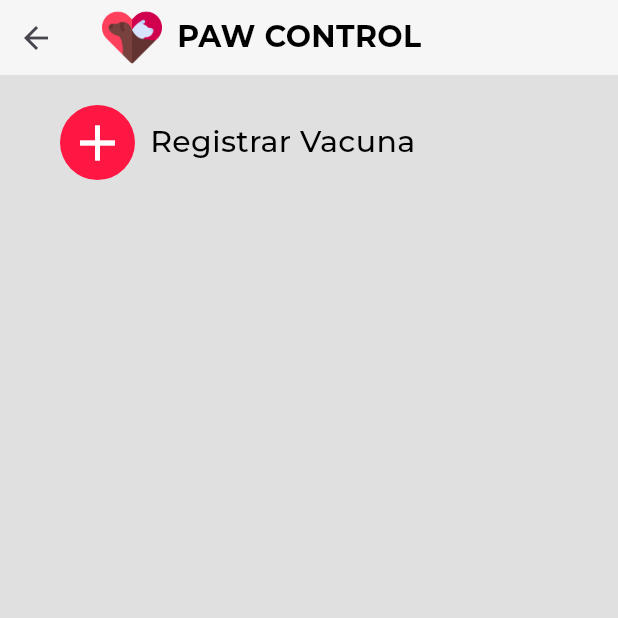
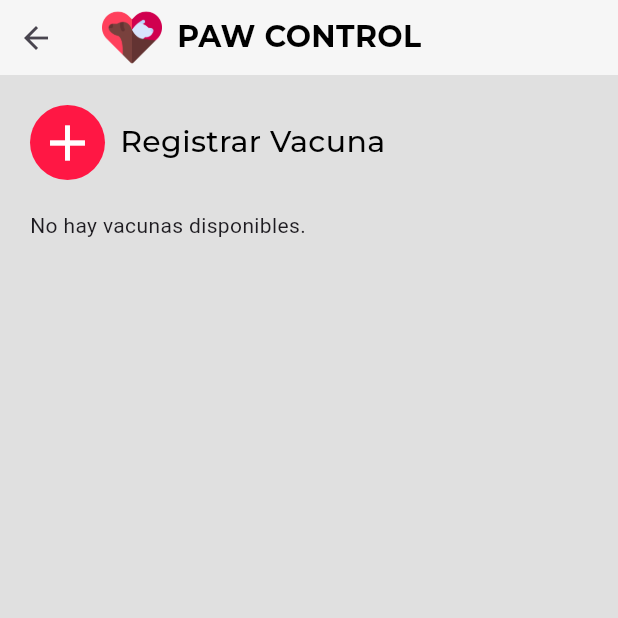
Before and after one commit to Paoli99/PawControl, a Flutter app: the ViewVaccines screen opened directly with empty values, on a phone screen of 412 x 824 dp, the top half of it. Run offline on Flutter 3.47's test engine with Material 3 defaults, Android fonts, the phone set to English and light mode, and no system bars; our stand-ins replace another_flushbar, cloud_firestore, firebase_auth, firebase_core, firebase_storage, font_awesome_flutter and 2 more; missing offline and left inert: firebase_app_check; accounts and stored records are empty.

Commit message:
fixed bug when updating pet profile picture, vaccines are now visible

```diff
--- a/lib/screens/pets/viewVaccines.dart
+++ b/lib/screens/pets/viewVaccines.dart
@@ -1,21 +1,39 @@
 // ignore_for_file: prefer_const_constructors
 
+import 'package:cloud_firestore/cloud_firestore.dart';
+import 'package:firebase_auth/firebase_auth.dart';
+import 'package:firebase_storage/firebase_storage.dart';
 import 'package:flutter/material.dart';
 import 'package:pawcontrol/constants/colors.dart';
-import 'package:pawcontrol/constants/dropListView.dart';
 import 'package:pawcontrol/constants/fonts.dart';
 import 'package:pawcontrol/constants/routes.dart';
-import 'package:pawcontrol/constants/textInputFields.dart';
-import 'package:pawcontrol/firebase/firebase_firestore/getPetInfo.dart';
-import 'package:pawcontrol/screens/home/home.dart';
-import 'package:pawcontrol/screens/home/profile.dart';
-import 'package:pawcontrol/screens/home/search.dart';
 import 'package:pawcontrol/screens/pets/addVaccines.dart';
 import 'package:pawcontrol/screens/pets/pets.dart';
 import 'package:pawcontrol/widgets/header/header.dart';
-import 'package:pawcontrol/widgets/pictures/addPicture.dart';
-import 'package:pawcontrol/widgets/primary_buttons/primary_button.dart';
 import 'package:pawcontrol/widgets/secondary_buttons/roundButtons.dart';
+
+class Vaccine {
+  final String nextVaccineDate;
+  final String productName;
+  final String vaccineDate;
+  final String vaccineName;
+
+  Vaccine({
+    required this.nextVaccineDate,
+    required this.productName,
+    required this.vaccineDate,
+    required this.vaccineName,
+  });
+
+  factory Vaccine.fromFirestore(Map<String, dynamic> data) {
+    return Vaccine(
+      nextVaccineDate: data['nextVaccineDate'] ?? '',
+      productName: data['productName'] ?? '',
+      vaccineDate: data['vaccineDate'] ?? '',
+      vaccineName: data['vaccineName'] ?? '',
+    );
+  }
+}
 
 class ViewVaccines extends StatefulWidget {
   final String petId;
@@ -27,12 +45,32 @@ class ViewVaccines extends StatefulWidget {
 }
 
 class _ViewVaccinesState extends State<ViewVaccines> {
+  List<Vaccine> vaccines = [];
 
+  @override
+  void initState() {
+    super.initState();
+    loadVaccines();
+  }
 
-  TextEditingController vaccineNameController = TextEditingController();
-  TextEditingController vaccineDateController = TextEditingController();
-  TextEditingController nextVaccineDateController = TextEditingController();
+  void loadVaccines() async {
+    String userId = FirebaseAuth.instance.currentUser?.uid ?? '';
+    QuerySnapshot snapshot = await FirebaseFirestore.instance
+      .collection('users')
+      .doc(userId)
+      .collection('pets')
+      .doc(widget.petId)
+      .collection('vaccines')
+      .get();
 
+    List<Vaccine> loadedVaccines = snapshot.docs
+      .map((doc) => Vaccine.fromFirestore(doc.data() as Map<String, dynamic>))
+      .toList();
+
+    setState(() {
+      vaccines = loadedVaccines;
+    });
+  }
 
   @override
   void navigateBack(BuildContext context) {
@@ -42,6 +80,7 @@ class _ViewVaccinesState extends State<ViewVaccines> {
   );
   }
 
+  @override
   Widget build(BuildContext context) {
     return SafeArea(
       child: Scaffold(
@@ -54,10 +93,7 @@ class _ViewVaccinesState extends State<ViewVaccines> {
                 child: Column(
                   crossAxisAlignment: CrossAxisAlignment.start,
                   children: [
-                     Container(
-                      width: double.infinity,
-                      padding: EdgeInsets.symmetric(horizontal: 20.0),
-                      child: Row(
+                    Row(
                       children: [
                         RoundButton(
                           onPressed: () {
@@ -75,7 +111,28 @@ class _ViewVaccinesState extends State<ViewVaccines> {
                         ),
                       ],
                     ),
+                    SizedBox(height: 20),
+                    if (vaccines.isNotEmpty)
+                      ...vaccines.map((vaccine) => Card(
+                        child: ListTile(
+                          title: Text(vaccine.vaccineName, style: TextStyle(color: ColorsApp.redAccent400, fontWeight: FontWeight.bold, fontSize: 20)),
+                          subtitle: RichText(
+                            text: TextSpan(
+                              children: <TextSpan>[
+                                TextSpan(text: 'Nombre del producto: ', style: TextStyle(color: ColorsApp.black, fontWeight: FontWeight.bold, fontSize: 16)),
+                                TextSpan(text: '${vaccine.productName}\n', style: TextStyle(color: ColorsApp.black, fontWeight: FontWeight.normal, fontSize: 16) ),
+                                TextSpan(text: 'Fecha de vacunación: ', style: TextStyle(color: ColorsApp.black, fontWeight: FontWeight.bold, fontSize: 16)),
+                                TextSpan(text: '${vaccine.vaccineDate}\n', style: TextStyle(color: ColorsApp.black, fontWeight: FontWeight.normal, fontSize: 16) ),
+                                TextSpan(text: 'Fecha de próxima vacuna: ', style: TextStyle(color: ColorsApp.black, fontWeight: FontWeight.bold, fontSize: 16)),
+                                TextSpan(text: '${vaccine.nextVaccineDate}', style: TextStyle(color: ColorsApp.black, fontWeight: FontWeight.normal, fontSize: 16) ),
+                              ],
                             ),
+                          ),
+                        ),
+                      )).toList(),
+                    if (vaccines.isEmpty)
+                      Text('No hay vacunas disponibles.'),
+
                   ],
                 ),
               ),
@@ -84,7 +141,6 @@ class _ViewVaccinesState extends State<ViewVaccines> {
         ),
       ),
     );
-
+  }
 
 }
-}
```
Also changed, not shown: lib/firebase/firebase_firestore/updatePetInfo.dart (+15 -17 lines), lib/screens/pets/editPetProfile.dart (+15 -12 lines). Lines whose indentation alone changed are shown as unchanged.
